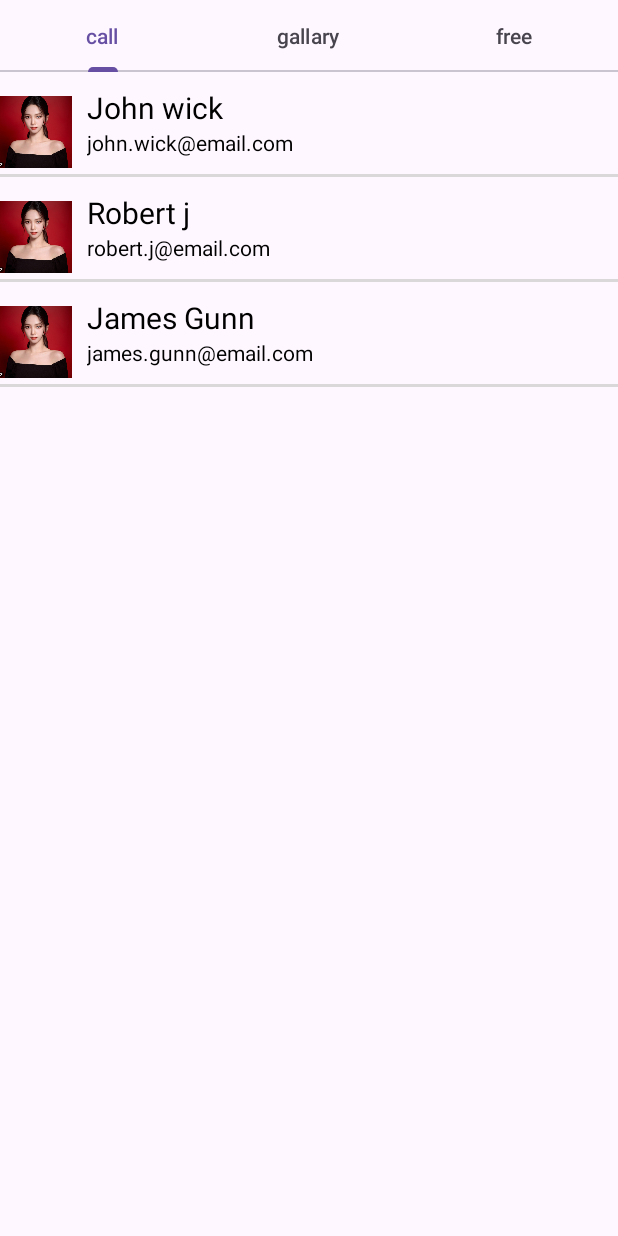
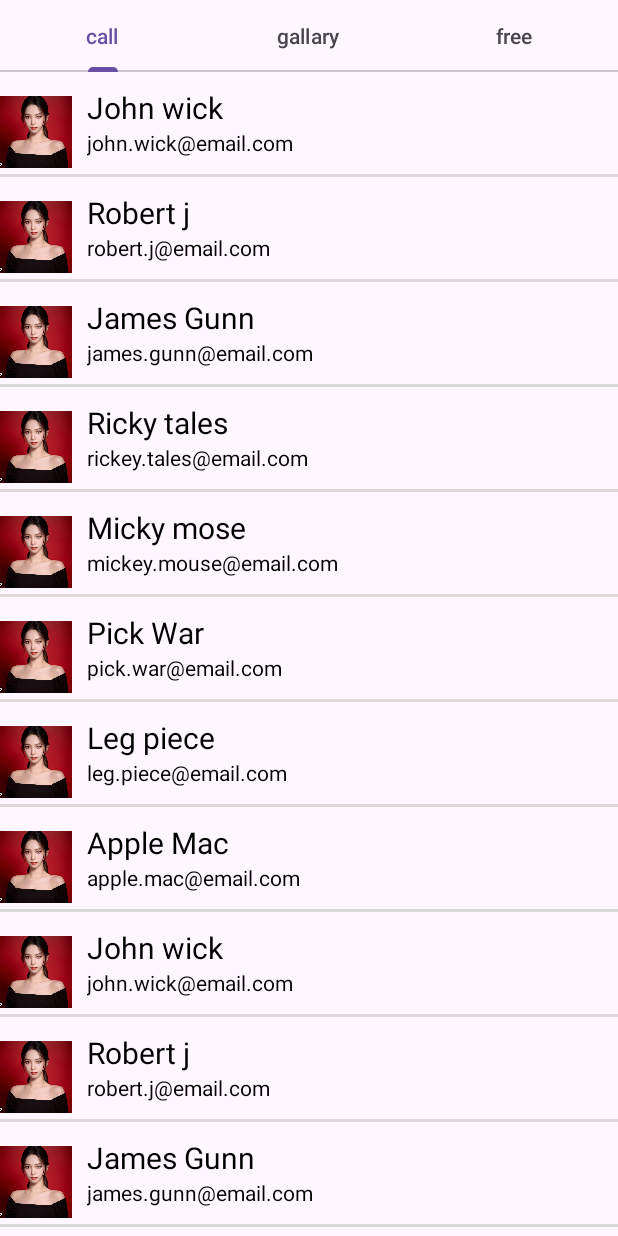
Before and after one commit to kimhaeno/SadCamp, an Android app: the screen it shows after launch (MainActivity), on a phone screen of 412 x 824 dp. Run offline under Robolectric (Android 15) with nearby library versions, the light colour scheme and no system bars.

Commit message:
call succeed

```diff
--- a/app/src/main/java/com/example/sadcamp/fragments/CallFragment.java
+++ b/app/src/main/java/com/example/sadcamp/fragments/CallFragment.java
@@ -41,6 +41,19 @@ public class CallFragment extends Fragment {
         data.add(new ContactData("John wick","john.wick@email.com",R.drawable.a));
         data.add(new ContactData("Robert j","robert.j@email.com",R.drawable.b));
         data.add(new ContactData("James Gunn","james.gunn@email.com",R.drawable.c));
+        data.add(new ContactData("Ricky tales","rickey.tales@email.com",R.drawable.d));
+        data.add(new ContactData("Micky mose","mickey.mouse@email.com",R.drawable.e));
+        data.add(new ContactData("Pick War","pick.war@email.com",R.drawable.f));
+        data.add(new ContactData("Leg piece","leg.piece@email.com",R.drawable.g));
+        data.add(new ContactData("Apple Mac","apple.mac@email.com",R.drawable.g));
+        data.add(new ContactData("John wick","john.wick@email.com",R.drawable.a));
+        data.add(new ContactData("Robert j","robert.j@email.com",R.drawable.b));
+        data.add(new ContactData("James Gunn","james.gunn@email.com",R.drawable.c));
+        data.add(new ContactData("Ricky tales","rickey.tales@email.com",R.drawable.d));
+        data.add(new ContactData("Micky mose","mickey.mouse@email.com",R.drawable.e));
+        data.add(new ContactData("Pick War","pick.war@email.com",R.drawable.f));
+        data.add(new ContactData("Leg piece","leg.piece@email.com",R.drawable.g));
+        data.add(new ContactData("Apple Mac","apple.mac@email.com",R.drawable.g));
 
         adapter = new CallAdapter(getActivity(), data);
 
--- a/app/src/main/res/layout/fragment_free.xml
+++ b/app/src/main/res/layout/fragment_free.xml
@@ -10,6 +10,6 @@
         android:layout_height="wrap_content"
         android:text="Free Fragment"
         android:layout_centerInParent="true"
-        android:textSize="32dp"/>
+        android:textSize="32sp"/>
 
 </RelativeLayout>
--- a/app/src/main/res/layout/fragment_gallary.xml
+++ b/app/src/main/res/layout/fragment_gallary.xml
@@ -10,6 +10,6 @@
         android:layout_height="wrap_content"
         android:text="Gallary Fragment"
         android:layout_centerInParent="true"
-        android:textSize="32dp"/>
+        android:textSize="32sp"/>
 
 </RelativeLayout>
```
Also changed, not shown: app/src/main/res/drawable/d.png (added), app/src/main/res/drawable/e.png (added), app/src/main/res/drawable/f.png (added), app/src/main/res/drawable/g.png (added), app/src/main/res/drawable/h.png (added), app/src/main/res/drawable/i.png (added), app/src/main/res/drawable/j.png (added), app/src/main/res/drawable/k.png (added).
